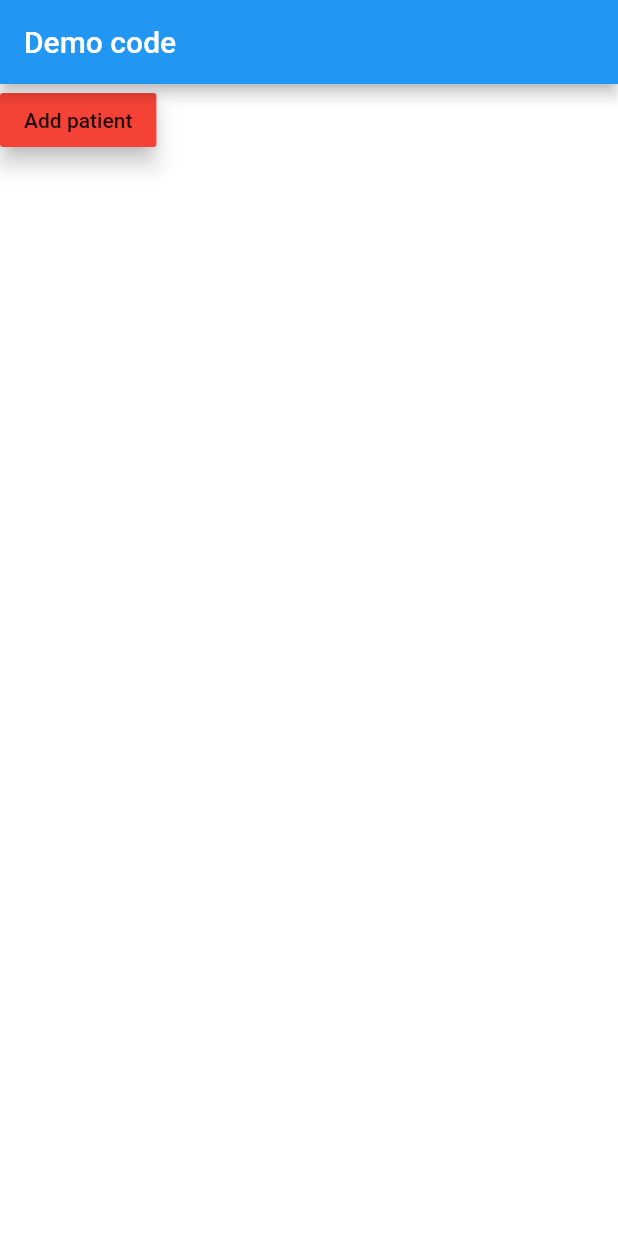
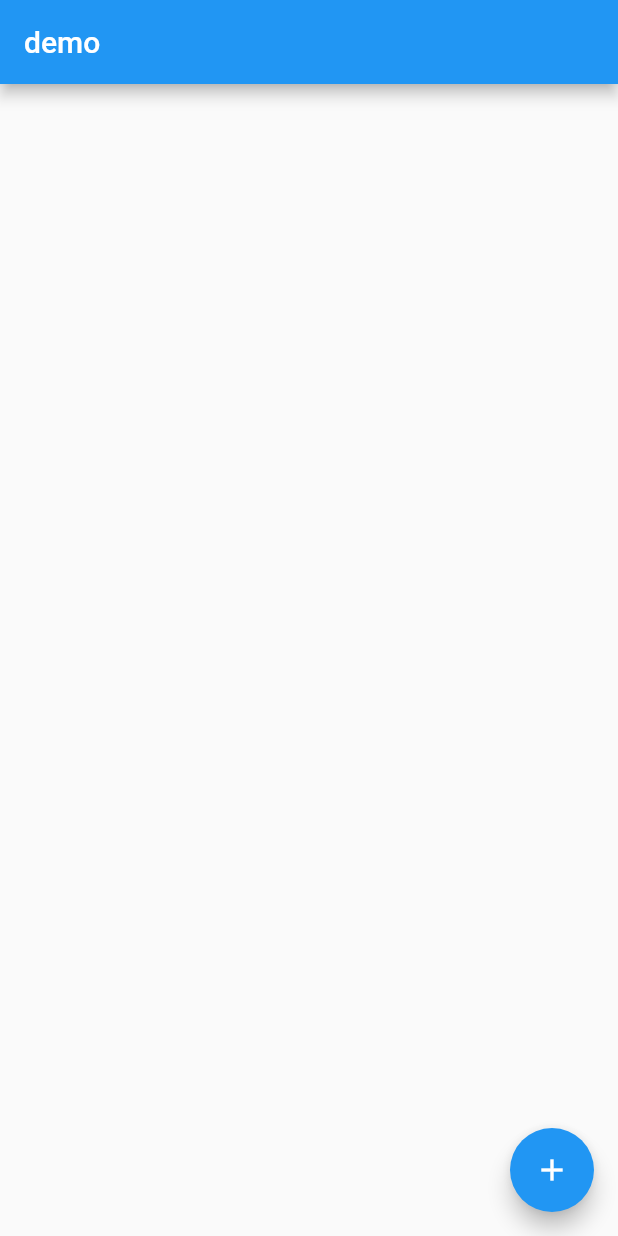
Before and after one commit to acgithubcode/demoAlert, a Flutter app: the screen it shows after launch, on a phone screen of 412 x 824 dp. Run offline on Flutter 3.47's test engine with Material 2 defaults, Android fonts, the phone set to English and light mode, and no system bars.

```diff
--- /dev/null
+++ b/lib/addTextField.dart
@@ -0,0 +1,55 @@
+import 'package:flutter/cupertino.dart';
+import 'package:flutter/material.dart';
+
+class demo extends StatefulWidget {
+  @override
+  _demoState createState() => _demoState();
+}
+
+class _demoState extends State<demo> {
+  List<DynamicWidget> listDynamic = [];
+//  function to add widget
+  addDynamic() {
+    listDynamic.add(DynamicWidget());
+    setState(() {});
+  }
+
+  @override
+  Widget build(BuildContext context) {
+    return Scaffold(
+      appBar: AppBar(
+        title: Text("demo"),
+      ),
+      body: Container(
+        child: Column(
+          children: <Widget>[
+            Flexible(
+              child: ListView.builder(
+                  itemCount: listDynamic.length,
+                  itemBuilder: (_, index) => listDynamic[index]),
+            )
+          ],
+        ),
+      ),
+      floatingActionButton: FloatingActionButton(
+        onPressed: addDynamic,
+        child: Icon(Icons.add),
+      ),
+    );
+  }
+}
+
+//this will add on click
+class DynamicWidget extends StatelessWidget {
+  @override
+  Widget build(BuildContext context) {
+    return Container(
+      child: TextField(
+        decoration: InputDecoration(hintText: "Add prescription"),
+      ),
+//        TextField(
+//          decoration: InputDecoration(hintText: "time"),
+//        ),
+    );
+  }
+}
--- a/lib/main.dart
+++ b/lib/main.dart
@@ -1,3 +1,4 @@
+import 'package:fluttealertbox/addTextField.dart';
 import 'package:fluttealertbox/alert.dart';
 import 'package:flutter/material.dart';
 
@@ -27,6 +28,6 @@ class MyApp extends StatelessWidget {
           // closer together (more dense) than on mobile platforms.
           visualDensity: VisualDensity.adaptivePlatformDensity,
         ),
-        home: AlertBoxExample());
+        home: demo());
   }
 }
```
